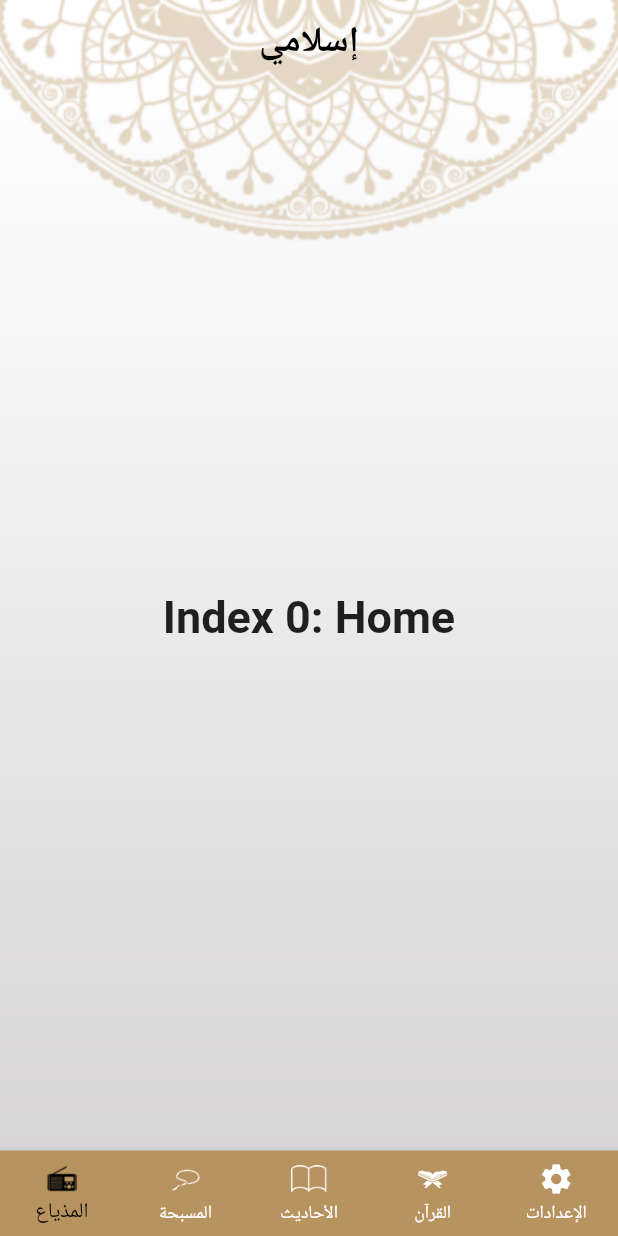
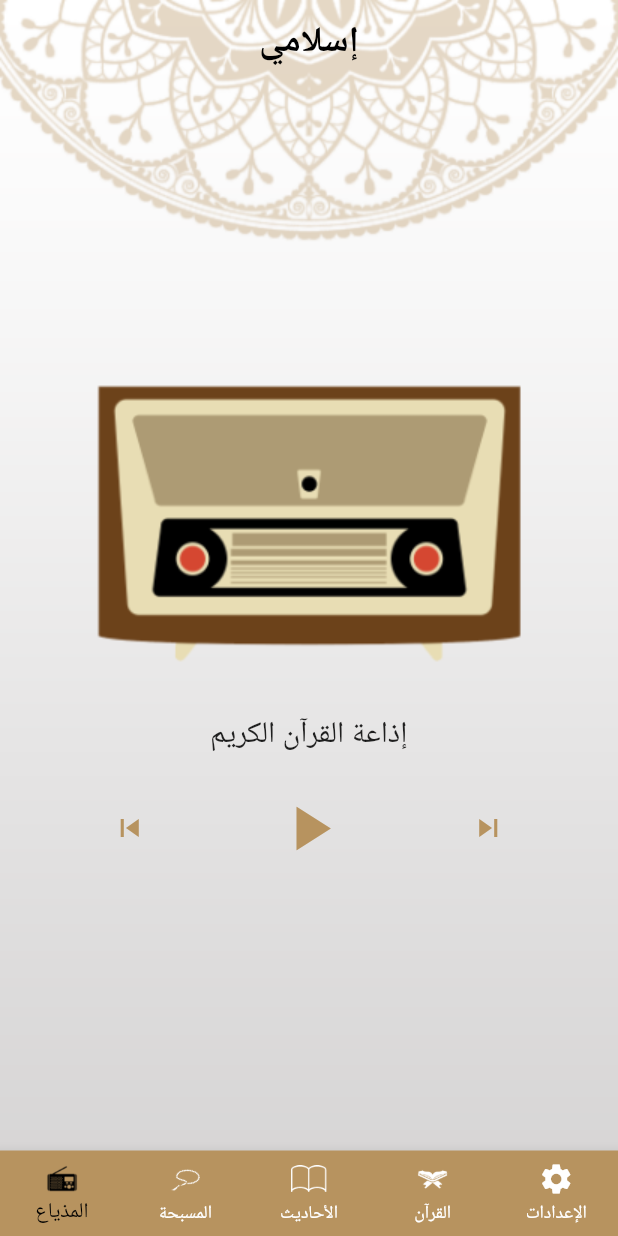
Before and after one commit to reetech97/islamic_app, a Flutter app: the screen it shows after launch, on a phone screen of 412 x 824 dp. Run offline on Flutter 3.47's test engine with Material 2 defaults, Android fonts, the phone set to English and light mode, and no system bars.

Commit message:
feat: Radio Tab

```diff
--- a/lib/constants/app_theme.dart
+++ b/lib/constants/app_theme.dart
@@ -45,5 +45,10 @@ final lightTheme = ThemeData(
         borderRadius: BorderRadius.circular(16)
       )
     )
+  ),
+  iconButtonTheme: IconButtonThemeData(
+    style: IconButton.styleFrom(
+      foregroundColor: primaryLight,
+    )
   )
 );
--- a/lib/screens/main_screen.dart
+++ b/lib/screens/main_screen.dart
@@ -2,6 +2,7 @@
 import 'package:flutter/material.dart';
 import 'package:islami_app/screens/tabs/ahadeth_tab.dart';
 import 'package:islami_app/screens/tabs/quran_tab.dart';
+import 'package:islami_app/screens/tabs/radio_tab.dart';
 import 'package:islami_app/screens/tabs/sebha_tab.dart';
 
 class MainScreen extends StatefulWidget {
@@ -16,10 +17,7 @@ class _MainScreenState extends State<MainScreen> {
   static const TextStyle optionStyle =
   TextStyle(fontSize: 30, fontWeight: FontWeight.bold);
   static const List<Widget> _widgetOptions = <Widget>[
-    Text(
-      'Index 0: Home',
-      style: optionStyle,
-    ),
+    RadioTab(),
     SebhaTab(),
     AhadethTab(),
     QuranTab(),
--- /dev/null
+++ b/lib/screens/tabs/radio_tab.dart
@@ -0,0 +1,67 @@
+
+
+import 'package:flutter/material.dart';
+import 'package:islami_app/constants/app_theme.dart';
+
+class RadioTab extends StatefulWidget {
+  const RadioTab({Key? key}) : super(key: key);
+
+  @override
+  State<RadioTab> createState() => _RadioTabState();
+}
+
+class _RadioTabState extends State<RadioTab> {
+
+
+  @override
+  Widget build(BuildContext context) {
+    return Column(
+      crossAxisAlignment: CrossAxisAlignment.center,
+      mainAxisAlignment: MainAxisAlignment.center,
+      children: [
+        Image.asset("assets/images/radio_image.png"),
+        const SizedBox(height: 16,),
+        Text(
+          "إذاعة القرآن الكريم",
+          style: TextStyle(
+            fontSize: 20,
+          ),
+        ),
+        const SizedBox(height: 16,),
+        Row(
+          mainAxisAlignment: MainAxisAlignment.spaceEvenly,
+          children: [
+            IconButton(
+              icon: Icon(
+                Icons.skip_previous,
+                color: primaryLight,
+              ),
+              onPressed: () {
+
+              },
+            ),
+            IconButton(
+              icon: Icon(
+                Icons.play_arrow,
+                color: primaryLight,
+              ),
+              iconSize: 50,
+              onPressed: () {
+
+              },
+            ),
+            IconButton(
+              icon: Icon(
+                Icons.skip_next,
+                color: primaryLight,
+              ),
+              onPressed: () {
+
+              },
+            ),
+          ],
+        )
+      ],
+    );
+  }
+}
```
